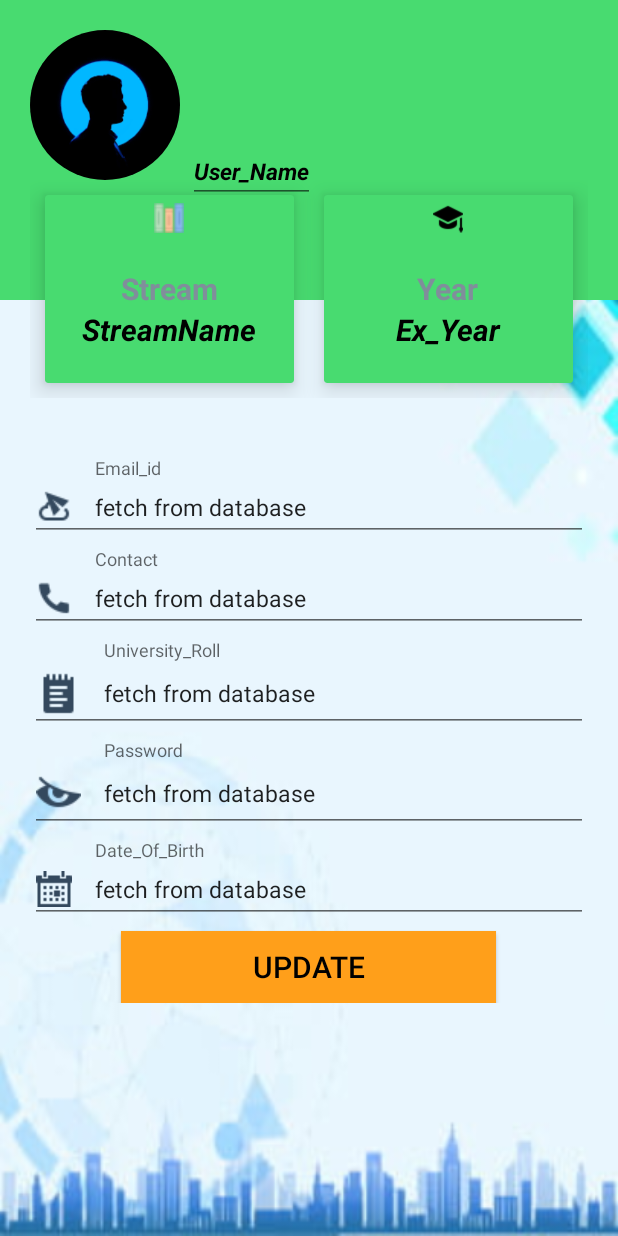
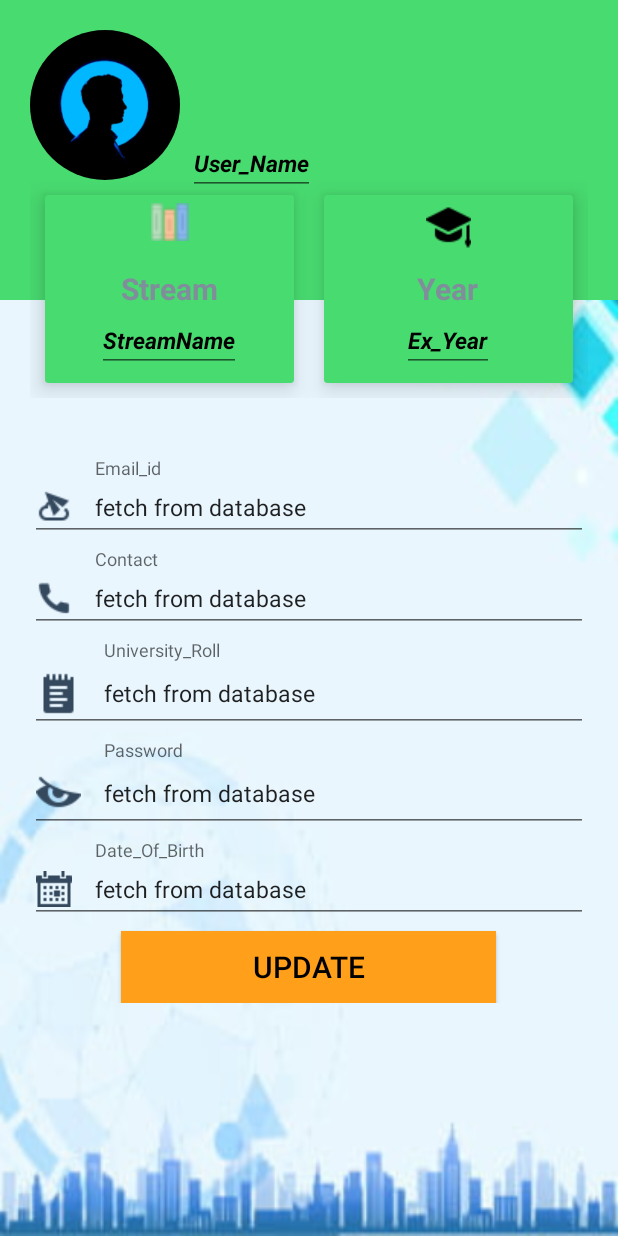
Before and after one commit to GameOnJaden/Profile_UI..-, an Android app: the screen it shows after launch (MainActivity), on a phone screen of 412 x 824 dp. Run offline under Robolectric (Android 15) with nearby library versions, the phone set to English and light mode, and no system bars; our stand-ins replace CircleImageView.

Commit message:
:)-Updated_User_Profile_UI_..!!

```diff
--- a/app/src/main/res/layout-v21/activity_main.xml
+++ b/app/src/main/res/layout-v21/activity_main.xml
@@ -30,7 +30,7 @@
                 android:layout_width="wrap_content"
                 android:layout_height="wrap_content"
                 android:layout_marginLeft="5dp"
-                android:layout_marginTop="25dp"
+                android:layout_marginTop="20dp"
                 android:layout_toRightOf="@+id/imageview_profile"
                 android:text="@string/full_name"
                 android:textColor="#000"
@@ -72,8 +72,8 @@
                     android:padding="5dp">
 
                     <ImageView
-                        android:layout_width="20dp"
-                        android:layout_height="20dp"
+                        android:layout_width="30dp"
+                        android:layout_height="25dp"
                         android:layout_centerHorizontal="true"
                         android:src="@drawable/ic_stream" />
 
@@ -87,7 +87,7 @@
                         android:textSize="20sp"
                         android:textStyle="bold" />
 
-                    <TextView
+                    <EditText
                         android:id="@+id/stremName"
                         android:layout_width="wrap_content"
                         android:layout_height="wrap_content"
@@ -95,7 +95,7 @@
                         android:layout_centerHorizontal="true"
                         android:text="@string/streamname"
                         android:textColor="#000000"
-                        android:textSize="20sp"
+                        android:textSize="15sp"
                         android:textStyle="bold|italic" />
 
 
@@ -117,8 +117,8 @@
                     android:padding="5dp">
 
                     <ImageView
-                        android:layout_width="20dp"
-                        android:layout_height="20dp"
+                        android:layout_width="30dp"
+                        android:layout_height="30dp"
                         android:layout_centerHorizontal="true"
                         android:src="@drawable/ic_year" />
 
@@ -132,7 +132,7 @@
                         android:textSize="20sp"
                         android:textStyle="bold" />
 
-                    <TextView
+                    <EditText
                         android:id="@+id/currentYear"
                         android:layout_width="wrap_content"
                         android:layout_height="wrap_content"
@@ -140,7 +140,7 @@
                         android:layout_centerHorizontal="true"
                         android:text="@string/ex_year"
                         android:textColor="#000000"
-                        android:textSize="20sp"
+                        android:textSize="15sp"
                         android:textStyle="bold|italic" />
 
 
```
